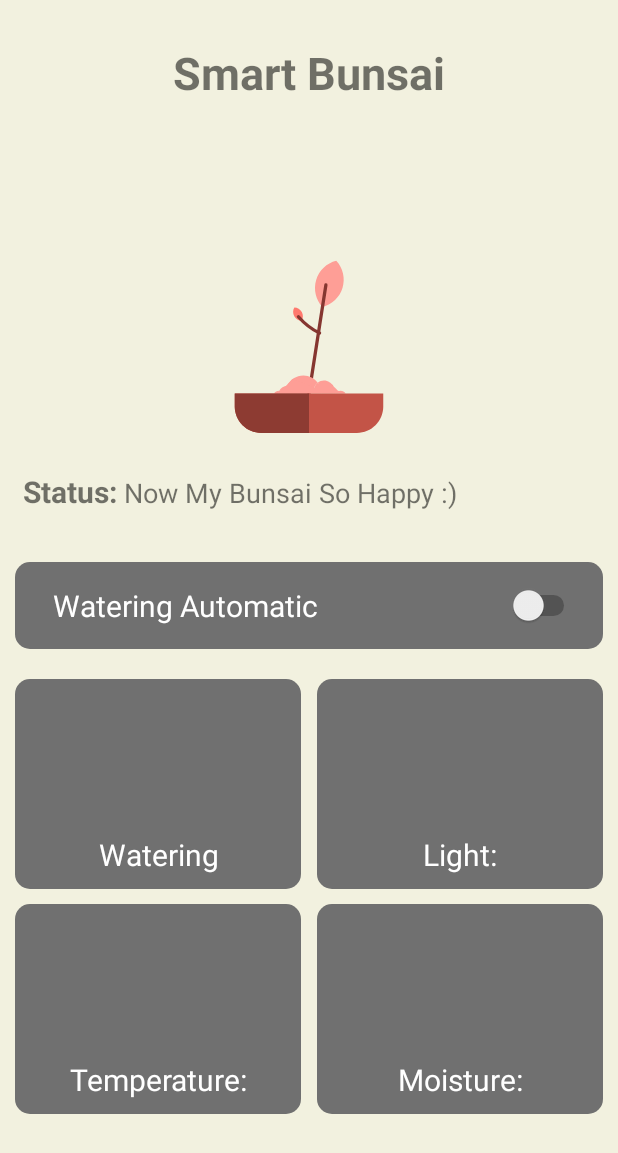
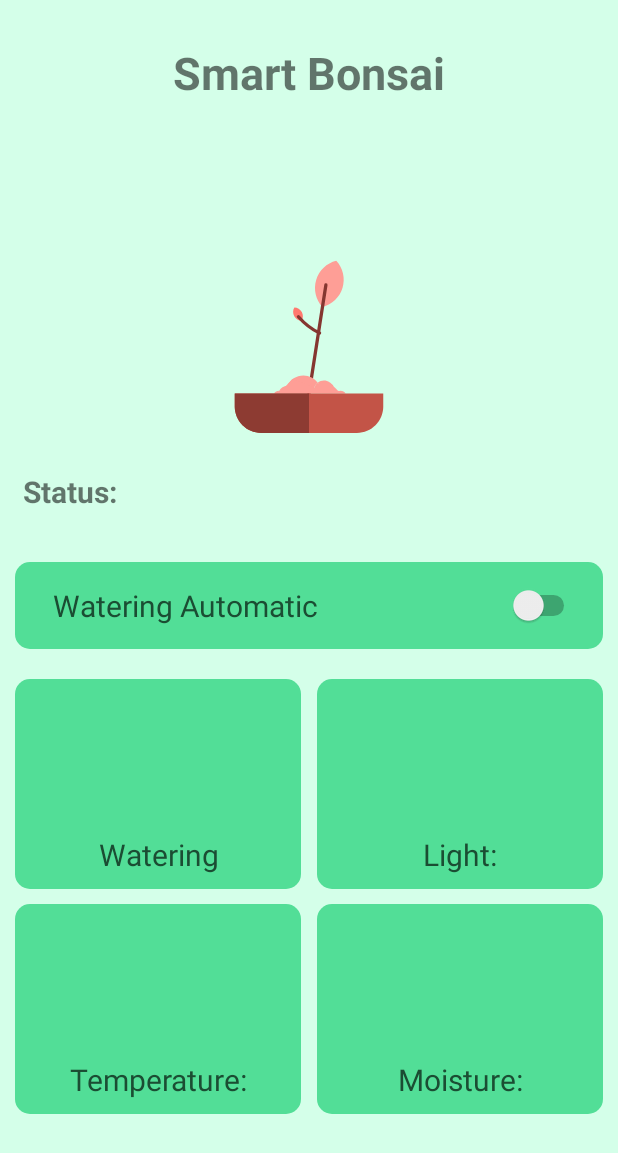
Before and after one commit to PongponZ/Smart-Bunsai-app, an Android app: the layout activity_home.xml on its own in the app's theme, with its tools: preview values and no code run, on a phone screen of 412 x 824 dp. Shown: the top 1153 px of the screen. Run offline under Robolectric (Android 15) with nearby library versions, the phone set to English and light mode, and no system bars.

Commit message:
initfinish with not clean code

```diff
--- /dev/null
+++ b/app/src/main/res/drawable/btn_disable.xml
@@ -0,0 +1,5 @@
+<?xml version="1.0" encoding="utf-8"?>
+<shape xmlns:android="http://schemas.android.com/apk/res/android" android:shape="rectangle">
+    <solid android:color="@color/colorBtnDisable" />
+    <corners android:radius="10dp" />
+</shape>
--- /dev/null
+++ b/app/src/main/res/drawable/btn_on.xml
@@ -0,0 +1,5 @@
+<?xml version="1.0" encoding="utf-8"?>
+<shape xmlns:android="http://schemas.android.com/apk/res/android" android:shape="rectangle">
+    <solid android:color="@color/colorBtnOn" />
+    <corners android:radius="10dp" />
+</shape>
--- a/app/src/main/res/layout/activity_home.xml
+++ b/app/src/main/res/layout/activity_home.xml
@@ -52,9 +52,9 @@
             android:textSize="20dp"
             android:textStyle="bold"/>
         <TextView
+            android:id="@+id/myStatus"
             android:layout_width="wrap_content"
             android:layout_height="wrap_content"
-            android:text="Now My Bunsai So Happy :)"
             android:textSize="18dp"
             android:layout_marginBottom="6dp"/>
     </LinearLayout>
@@ -79,9 +79,11 @@
             android:layout_gravity="left"/>
 
         <Switch
+            android:id="@+id/auto_switch"
             android:layout_width="match_parent"
             android:layout_height="match_parent"
-            android:layout_gravity="right"/>
+            android:layout_gravity="right"
+            android:onClick="autoSwitch"/>
 
     </LinearLayout>
 
@@ -92,7 +94,9 @@
         android:layout_marginLeft="10dp"
         android:layout_marginRight="10dp"
         android:layout_marginBottom="10dp">
+
         <LinearLayout
+            android:id="@+id/linear_layout_watering"
             android:layout_width="match_parent"
             android:layout_height="match_parent"
             android:background="@drawable/btn_shape_xlong"
@@ -105,6 +109,7 @@
                 android:layout_width="match_parent"
                 android:layout_height="match_parent"
                 android:orientation="horizontal"
+
                 android:layout_weight="0.2">
                 <ImageView
                     android:id="@+id/img_watering"
--- a/app/src/main/res/layout/activity_main.xml
+++ b/app/src/main/res/layout/activity_main.xml
@@ -30,7 +30,7 @@
         android:layout_height="wrap_content"
         android:layout_alignParentBottom="true"
         android:layout_marginBottom="213dp"
-        android:text="SMART BUNSAI"
+        android:text="@string/app_name"
         android:textAlignment="center"
         android:textColor="@color/colorText"
         android:textSize="36sp"
--- a/app/src/main/res/values/colors.xml
+++ b/app/src/main/res/values/colors.xml
@@ -3,11 +3,16 @@
     <color name="colorPrimary">#6200EE</color>
     <color name="colorPrimaryDark">#3700B3</color>
     <color name="colorAccent">#03DAC5</color>
-    <color name="colorBackground">#F2F1DF</color>
 
-    <color name="colorBtn">#707070</color>
+    <color name="colorBackground">#D4FFE9</color>
+
+    <color name="colorBtn">#52DE97</color>
 
     <color name="colorText">#135F37</color>
-    <color name="colorTextWhite">#ffffff</color>
+    <color name="colorTextWhite">#1B4D33</color>
 
+
+    <color name="colorBtnOn">#f0be5b</color>
+    <color name="colorBtnDisable">#cccbc8</color>
+    <!-- #52DE97 เขียวเข้ม #D4FFE9 เขียวอ่อน  #1B4D33 ตัวนส    #707070 #F2F1DF   -->
 </resources>
--- a/app/src/main/res/values/strings.xml
+++ b/app/src/main/res/values/strings.xml
@@ -1,5 +1,5 @@
 <resources>
-    <string name="app_name">Smart Bunsai</string>
+    <string name="app_name">Smart Bonsai</string>
     <string name="watering">Watering</string>
     <string name="waterAuto">Watering Automatic</string>
     <string name="light">Light:</string>
```
Also changed, not shown: app/src/main/java/com/example/smartbunsai/HomeActivity.java (+112 -2 lines).
